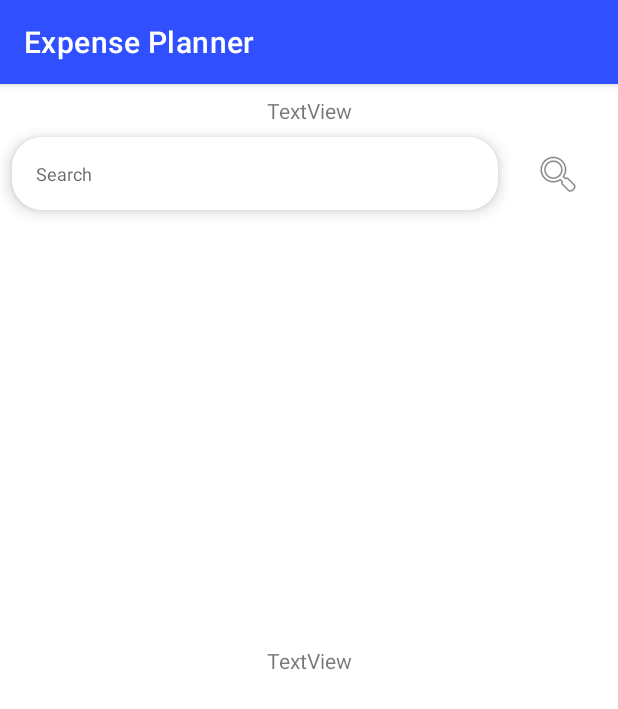
After one commit to embashbaz/Expense-Planner-App, an Android app: the ProductListFragment screen opened through its navigation route, on a phone screen of 412 x 824 dp. The commit adds this screen. Shown: the top 709 px of the screen. Run offline under Robolectric (Android 15) with nearby library versions, the phone set to English and light mode, and no system bars.

Commit message:
created the ui for shop products list

```diff
--- /dev/null
+++ b/app/src/main/java/com/example/expenseplanner/ui/productlist/ProductListFragment.kt
@@ -0,0 +1,22 @@
+package com.example.expenseplanner.ui.productlist
+
+import android.os.Bundle
+import androidx.fragment.app.Fragment
+import android.view.LayoutInflater
+import android.view.View
+import android.view.ViewGroup
+import com.example.expenseplanner.R
+
+
+class ProductListFragment : Fragment() {
+
+    override fun onCreateView(
+        inflater: LayoutInflater, container: ViewGroup?,
+        savedInstanceState: Bundle?
+    ): View? {
+        // Inflate the layout for this fragment
+        return inflater.inflate(R.layout.fragment_product_list, container, false)
+    }
+
+
+}
--- /dev/null
+++ b/app/src/main/res/drawable/search_et.xml
@@ -0,0 +1,6 @@
+<?xml version="1.0" encoding="utf-8"?>
+<shape xmlns:android="http://schemas.android.com/apk/res/android">
+    <corners android:radius="20dp" />
+    <solid android:color="@color/white"/>
+
+</shape>
--- /dev/null
+++ b/app/src/main/res/layout/fragment_product_list.xml
@@ -0,0 +1,94 @@
+<?xml version="1.0" encoding="utf-8"?>
+<androidx.constraintlayout.widget.ConstraintLayout xmlns:android="http://schemas.android.com/apk/res/android"
+    xmlns:tools="http://schemas.android.com/tools"
+    android:layout_width="match_parent"
+    android:layout_height="match_parent"
+    xmlns:app="http://schemas.android.com/apk/res-auto"
+    tools:context=".ui.productlist.ProductListFragment">
+
+    <EditText
+        android:id="@+id/search_et"
+        android:layout_width="0dp"
+        android:layout_height="wrap_content"
+        android:layout_marginStart="8dp"
+        android:layout_marginLeft="8dp"
+        android:layout_marginTop="8dp"
+        android:layout_marginEnd="24dp"
+        android:layout_marginRight="24dp"
+        android:background="@drawable/search_et"
+        android:elevation="6dp"
+        android:hint="Search"
+        android:padding="16dp"
+        android:textSize="12sp"
+        app:layout_constraintCircleRadius="4dp"
+        app:layout_constraintEnd_toStartOf="@+id/imageView"
+        app:layout_constraintStart_toStartOf="parent"
+        app:layout_constraintTop_toBottomOf="@+id/textView" />
+
+    <ImageView
+        android:id="@+id/imageView"
+        android:layout_width="wrap_content"
+        android:layout_height="wrap_content"
+        android:layout_marginEnd="24dp"
+        android:layout_marginRight="24dp"
+        android:background="@color/white"
+        android:src="@android:drawable/ic_menu_search"
+        app:layout_constraintBottom_toBottomOf="@+id/search_et"
+        app:layout_constraintEnd_toEndOf="parent"
+        app:layout_constraintTop_toTopOf="@+id/search_et"
+        app:srcCompat="@drawable/ic_baseline_search_24"
+        tools:ignore="VectorDrawableCompat" />
+
+    <androidx.recyclerview.widget.RecyclerView
+        android:id="@+id/recyclerView"
+        android:layout_width="0dp"
+        android:layout_height="0dp"
+        android:layout_marginStart="8dp"
+        android:layout_marginLeft="8dp"
+        android:layout_marginTop="8dp"
+        android:layout_marginEnd="8dp"
+        android:layout_marginRight="8dp"
+        android:orientation="vertical"
+        app:layout_constraintEnd_toEndOf="parent"
+        app:layout_constraintStart_toStartOf="parent"
+        app:layout_constraintTop_toBottomOf="@+id/search_et"
+       />
+
+    <androidx.recyclerview.widget.RecyclerView
+        android:id="@+id/product_list_recycler"
+        android:layout_width="0dp"
+        android:layout_height="0dp"
+        android:layout_marginStart="8dp"
+        android:layout_marginLeft="8dp"
+        android:layout_marginTop="24dp"
+        android:layout_marginEnd="8dp"
+        android:layout_marginRight="8dp"
+        android:layout_marginBottom="8dp"
+        android:orientation="horizontal"
+        app:layout_constraintBottom_toBottomOf="parent"
+        app:layout_constraintEnd_toEndOf="parent"
+        app:layout_constraintStart_toStartOf="parent"
+        app:layout_constraintTop_toBottomOf="@+id/recyclerView"
+        tools:listitem="@layout/product_item" />
+
+    <TextView
+        android:id="@+id/textView"
+        android:layout_width="wrap_content"
+        android:layout_height="wrap_content"
+        android:layout_marginTop="8dp"
+        android:text="TextView"
+        app:layout_constraintEnd_toEndOf="parent"
+        app:layout_constraintStart_toStartOf="parent"
+        app:layout_constraintTop_toTopOf="parent" />
+
+    <TextView
+        android:id="@+id/no_data_txt"
+        android:layout_width="wrap_content"
+        android:layout_height="wrap_content"
+        android:text="TextView"
+        app:layout_constraintBottom_toBottomOf="parent"
+        app:layout_constraintEnd_toEndOf="parent"
+        app:layout_constraintStart_toStartOf="parent"
+        app:layout_constraintTop_toTopOf="parent" />
+
+</androidx.constraintlayout.widget.ConstraintLayout>
--- a/app/src/main/res/navigation/navigation.xml
+++ b/app/src/main/res/navigation/navigation.xml
@@ -13,6 +13,9 @@
         <action
             android:id="@+id/action_expenseListFragment_to_cartFragment"
             app:destination="@id/cartFragment" />
+        <action
+            android:id="@+id/action_expenseListFragment_to_mapsFragment"
+            app:destination="@id/mapsFragment" />
     </fragment>
     <fragment
         android:id="@+id/landInFragment"
@@ -22,10 +25,40 @@
         <action
             android:id="@+id/action_landInFragment_to_expenseListFragment"
             app:destination="@id/expenseListFragment" />
+        <action
+            android:id="@+id/action_landInFragment_to_mapsFragment"
+            app:destination="@id/mapsFragment" />
     </fragment>
     <fragment
         android:id="@+id/cartFragment"
         android:name="com.example.expenseplanner.ui.cart.CartFragment"
         android:label="fragment_cart"
-        tools:layout="@layout/fragment_cart" />
+        tools:layout="@layout/fragment_cart" >
+        <action
+            android:id="@+id/action_cartFragment_to_mapsFragment"
+            app:destination="@id/mapsFragment" />
+        <action
+            android:id="@+id/action_cartFragment_to_productListFragment"
+            app:destination="@id/productListFragment"
+            app:launchSingleTop="false"
+            app:popUpTo="com.android.tools.property.panel.api.EnumValue$Companion$LOADING$1@3403c723" />
+    </fragment>
+    <fragment
+        android:id="@+id/mapsFragment"
+        android:name="com.example.expenseplanner.ui.map.MapsFragment"
+        android:label="fragment_maps"
+        tools:layout="@layout/fragment_maps" >
+        <action
+            android:id="@+id/action_mapsFragment_to_productListFragment"
+            app:destination="@id/productListFragment" />
+    </fragment>
+    <fragment
+        android:id="@+id/productListFragment"
+        android:name="com.example.expenseplanner.ui.productlist.ProductListFragment"
+        android:label="fragment_product_list"
+        tools:layout="@layout/fragment_product_list" >
+        <action
+            android:id="@+id/action_productListFragment_to_cartFragment2"
+            app:destination="@id/cartFragment" />
+    </fragment>
 </navigation>
```
Also changed, not shown: app/src/main/res/drawable/product_item.xml (added, +8 -0 lines), app/src/main/res/layout/order_item.xml (added, +90 -0 lines), app/src/main/res/layout/product_item.xml (added, +86 -0 lines).
